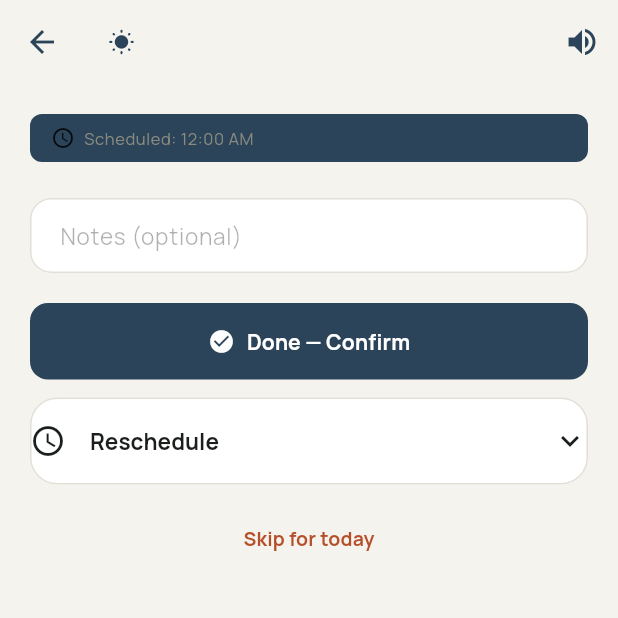
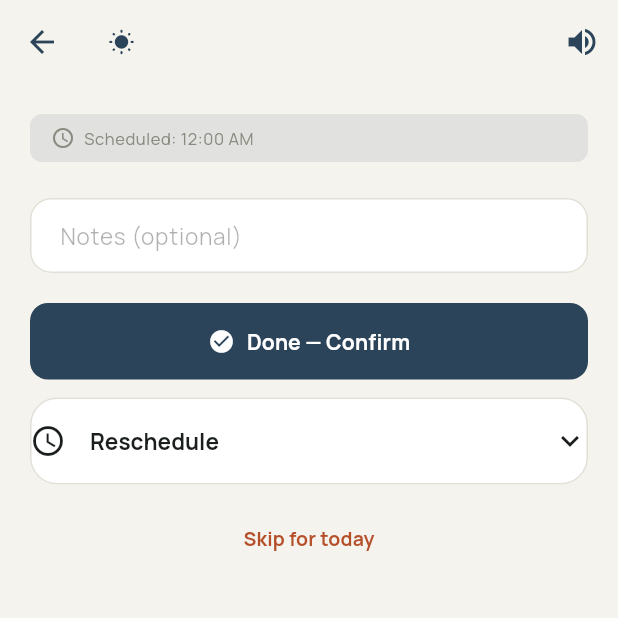
Before and after one commit to manohar454/routine_assistant, a Flutter app: the RoutineConfirmScreen screen opened directly with empty values, on a phone screen of 412 x 824 dp, the top half of it. Run offline on Flutter 3.47's test engine with Material 3 defaults, Android fonts, the phone set to English and light mode, and no system bars; our stand-ins replace file_picker, flutter_local_notifications, flutter_timezone, flutter_tts, google_fonts, just_audio and 5 more; missing offline and left inert: audio_session, device_calendar, flutter_foreground_task, flutter_gemma, flutter_gemma_litertlm; accounts and stored records are empty; statements that could not run were skipped.

Commit message:
fix: routine_confirm_screen — align with app token system
Replaced all Material default tokens (theme.colorScheme.primaryContainer,
theme.textTheme.*) with AppColors + context.text extensions used
consistently by every other screen. Fixes dark-mode colour mismatch
on the time badge, section labels, food chip selection, and skip button.

Co-Authored-By: Claude Sonnet 4.6 <noreply@anthropic.com>
Claude-Session: https://claude.ai/code/session_01RpziqFoKVGKk7uGrK4fd7t

```diff
--- a/lib/screens/routine_confirm_screen.dart
+++ b/lib/screens/routine_confirm_screen.dart
@@ -2,6 +2,7 @@ import 'package:flutter/material.dart';
 import '../models/routine_models.dart';
 import '../services/routine_confirmation_service.dart';
 import '../services/tts_service.dart';
+import '../theme/app_theme.dart';
 
 /// Full-screen confirmation page opened when user taps a routine notification.
 ///
@@ -106,7 +107,11 @@ class _RoutineConfirmScreenState extends State<RoutineConfirmScreen> {
 
   @override
   Widget build(BuildContext context) {
-    final theme = Theme.of(context);
+    final isDark  = context.isDark;
+    final text    = context.text;
+    final accentBg = isDark
+        ? AppColors.darkDeep.withValues(alpha: 0.18)
+        : AppColors.deep.withValues(alpha: 0.10);
     final isMeal = widget.entry.type.isMeal;
     final isWater = widget.entry.type.isWater;
     final presets = RoutineConfirmationService.messFoodPresets;
@@ -142,17 +147,19 @@ class _RoutineConfirmScreenState extends State<RoutineConfirmScreen> {
             padding:
                 const EdgeInsets.symmetric(horizontal: 14, vertical: 8),
             decoration: BoxDecoration(
-              color: theme.colorScheme.primaryContainer,
+              color: accentBg,
               borderRadius: BorderRadius.circular(8),
             ),
             child: Row(
               mainAxisSize: MainAxisSize.min,
               children: [
-                const Icon(Icons.schedule, size: 16),
+                Icon(Icons.schedule,
+                    size: 16,
+                    color: isDark ? AppColors.darkInkSubtle : AppColors.inkSubtle),
                 const SizedBox(width: 6),
                 Text(
                   'Scheduled: ${widget.entry.formattedTime}',
-                  style: theme.textTheme.bodySmall,
+                  style: text.bodySmall,
                 ),
               ],
             ),
@@ -162,7 +169,8 @@ class _RoutineConfirmScreenState extends State<RoutineConfirmScreen> {
           // Water log
           if (isWater) ...[
             Text('Water logged (ml)',
-                style: theme.textTheme.titleSmall),
+                style: text.titleSmall?.copyWith(
+                    color: isDark ? AppColors.darkInk : AppColors.ink)),
             const SizedBox(height: 8),
             Row(children: [
               Expanded(
@@ -194,7 +202,8 @@ class _RoutineConfirmScreenState extends State<RoutineConfirmScreen> {
           // Food log
           if (isMeal) ...[
             Text('What did you eat?',
-                style: theme.textTheme.titleSmall),
+                style: text.titleSmall?.copyWith(
+                    color: isDark ? AppColors.darkInk : AppColors.ink)),
             const SizedBox(height: 10),
             Wrap(
               spacing: 8,
@@ -207,8 +216,7 @@ class _RoutineConfirmScreenState extends State<RoutineConfirmScreen> {
                   onSelected: (v) => setState(() => v
                       ? _selectedFood.add(item)
                       : _selectedFood.remove(item)),
-                  selectedColor:
-                      theme.colorScheme.primaryContainer,
+                  selectedColor: accentBg,
                 );
               }).toList(),
             ),
@@ -269,7 +277,10 @@ class _RoutineConfirmScreenState extends State<RoutineConfirmScreen> {
                     crossAxisAlignment: CrossAxisAlignment.start,
                     children: [
                       Text('Quick options:',
-                          style: theme.textTheme.labelSmall),
+                          style: text.labelSmall?.copyWith(
+                              color: isDark
+                                  ? AppColors.darkInkSubtle
+                                  : AppColors.inkSubtle)),
                       const SizedBox(height: 8),
                       Wrap(
                         spacing: 8,
@@ -339,7 +350,7 @@ class _RoutineConfirmScreenState extends State<RoutineConfirmScreen> {
               child: Text(
                 'Skip for today',
                 style: TextStyle(
-                    color: theme.colorScheme.error, fontSize: 13),
+                    color: isDark ? AppColors.darkClay : AppColors.clay, fontSize: 13),
               ),
             ),
           ),
```
